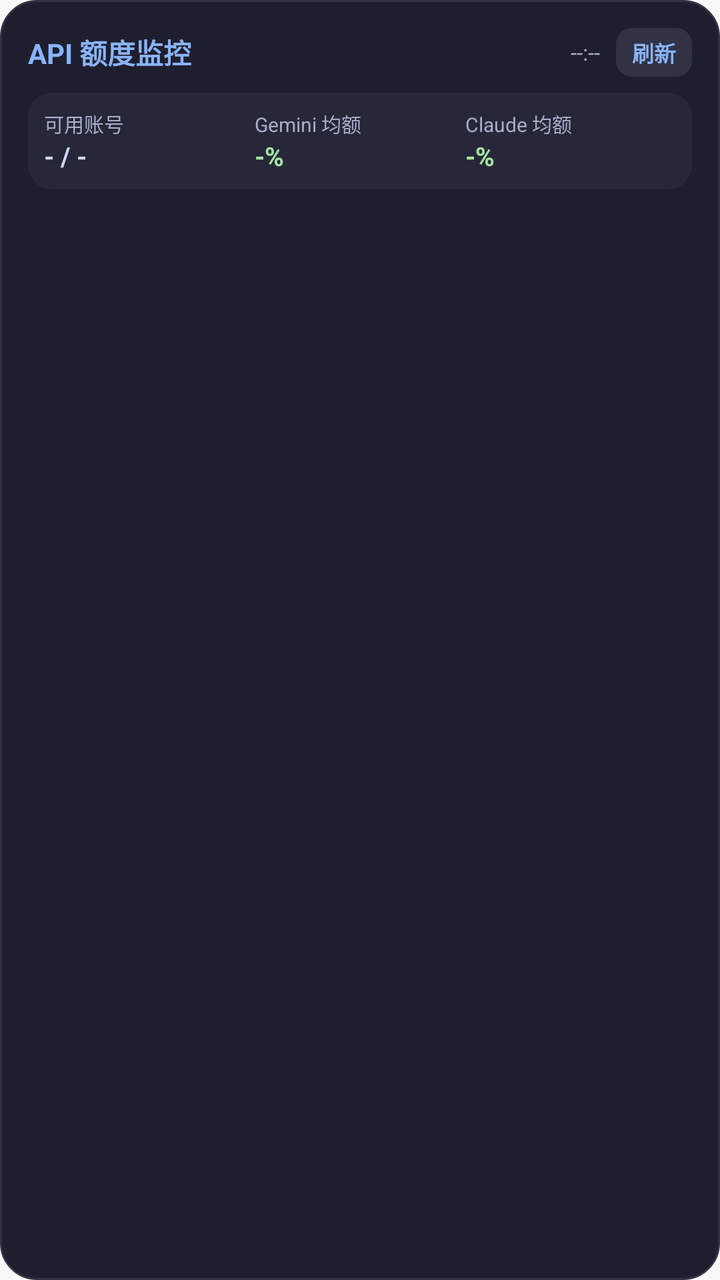
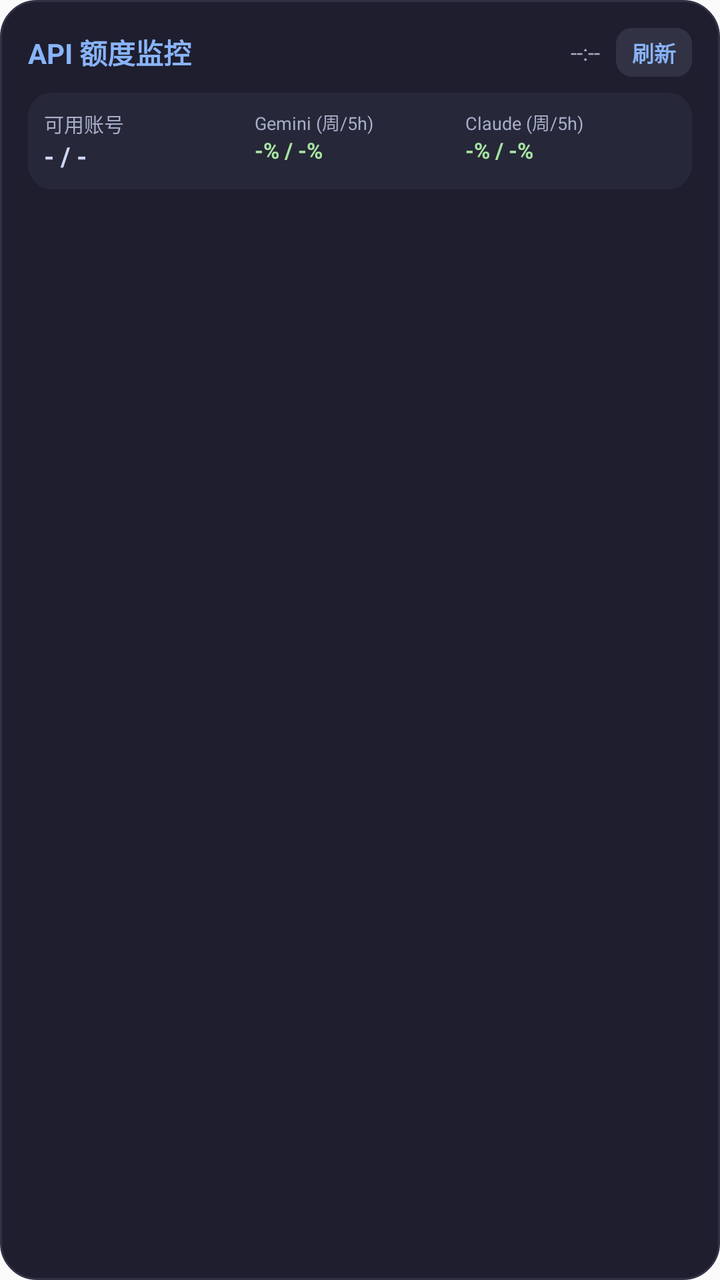

An Android layout rendered at two revisions. The XML below is the earlier revision; the diff shows what the commit changed to produce the second picture.
<!-- AndroidManifest.xml: application theme android:Theme.Material.Light.NoActionBar -->
<!-- res/layout/widget_layout.xml -->
<?xml version="1.0" encoding="utf-8"?>
<LinearLayout xmlns:android="http://schemas.android.com/apk/res/android"
    android:id="@+id/widget_root"
    android:layout_width="match_parent"
    android:layout_height="match_parent"
    android:background="@drawable/widget_bg"
    android:orientation="vertical"
    android:padding="14dp">

    
    <RelativeLayout
        android:id="@+id/widget_header"
        android:layout_width="match_parent"
        android:layout_height="wrap_content">

        <TextView
            android:id="@+id/widget_title"
            android:layout_width="wrap_content"
            android:layout_height="wrap_content"
            android:layout_alignParentStart="true"
            android:layout_centerVertical="true"
            android:text="API 额度监控"
            android:textColor="#89B4FA"
            android:textSize="14sp"
            android:textStyle="bold" />

        <LinearLayout
            android:layout_width="wrap_content"
            android:layout_height="wrap_content"
            android:layout_alignParentEnd="true"
            android:layout_centerVertical="true"
            android:gravity="center_vertical"
            android:orientation="horizontal">

            <TextView
                android:id="@+id/widget_time"
                android:layout_width="wrap_content"
                android:layout_height="wrap_content"
                android:layout_marginEnd="8dp"
                android:text="--:--"
                android:textColor="#A6ADC8"
                android:textSize="11sp" />

            <TextView
                android:id="@+id/widget_btn_refresh"
                android:layout_width="wrap_content"
                android:layout_height="wrap_content"
                android:background="@drawable/widget_refresh_bg"
                android:paddingStart="8dp"
                android:paddingTop="4dp"
                android:paddingEnd="8dp"
                android:paddingBottom="4dp"
                android:text="刷新"
                android:textColor="#89B4FA"
                android:textSize="11sp"
                android:textStyle="bold" />
        </LinearLayout>
    </RelativeLayout>

    
    <LinearLayout
        android:id="@+id/widget_summary_bar"
        android:layout_width="match_parent"
        android:layout_height="wrap_content"
        android:layout_marginTop="8dp"
        android:background="@drawable/widget_item_bg"
        android:orientation="horizontal"
        android:padding="8dp">

        <LinearLayout
            android:layout_width="0dp"
            android:layout_height="wrap_content"
            android:layout_weight="1"
            android:orientation="vertical">

            <TextView
                android:layout_width="wrap_content"
                android:layout_height="wrap_content"
                android:text="可用账号"
                android:textColor="#A6ADC8"
                android:textSize="10sp" />

            <TextView
                android:id="@+id/widget_total_accounts"
                android:layout_width="wrap_content"
                android:layout_height="wrap_content"
                android:text="- / -"
                android:textColor="#CDD6F4"
                android:textSize="13sp"
                android:textStyle="bold" />
        </LinearLayout>

        <LinearLayout
            android:layout_width="0dp"
            android:layout_height="wrap_content"
            android:layout_weight="1"
            android:orientation="vertical">

            <TextView
                android:layout_width="wrap_content"
                android:layout_height="wrap_content"
                android:text="Gemini 均额"
                android:textColor="#A6ADC8"
                android:textSize="10sp" />

            <TextView
                android:id="@+id/widget_gemini_total"
                android:layout_width="wrap_content"
                android:layout_height="wrap_content"
                android:text="-%"
                android:textColor="#A6E3A1"
                android:textSize="13sp"
                android:textStyle="bold" />
        </LinearLayout>

        <LinearLayout
            android:layout_width="0dp"
            android:layout_height="wrap_content"
            android:layout_weight="1"
            android:orientation="vertical">

            <TextView
                android:layout_width="wrap_content"
                android:layout_height="wrap_content"
                android:text="Claude 均额"
                android:textColor="#A6ADC8"
                android:textSize="10sp" />

            <TextView
                android:id="@+id/widget_claude_total"
                android:layout_width="wrap_content"
                android:layout_height="wrap_content"
                android:text="-%"
                android:textColor="#A6E3A1"
                android:textSize="13sp"
                android:textStyle="bold" />
        </LinearLayout>
    </LinearLayout>

    
    <ListView
        android:id="@+id/widget_account_list"
        android:layout_width="match_parent"
        android:layout_height="0dp"
        android:layout_marginTop="8dp"
        android:layout_weight="1"
        android:divider="@null"
        android:dividerHeight="6dp"
        android:scrollbars="vertical" />

    <TextView
        android:id="@+id/widget_empty_hint"
        android:layout_width="match_parent"
        android:layout_height="0dp"
        android:layout_weight="1"
        android:gravity="center"
        android:text="点击进入 App 配置或刷新"
        android:textColor="#6C7086"
        android:textSize="12sp"
        android:visibility="gone" />

</LinearLayout>
<!-- resources referenced by this layout -->
<resources>
  <!-- drawable widget_bg (drawable) -->
  <?xml version="1.0" encoding="utf-8"?>
  <shape xmlns:android="http://schemas.android.com/apk/res/android">
      <solid android:color="#1E1E2E" />
      <corners android:radius="18dp" />
      <stroke android:width="1dp" android:color="#313244" />
  </shape>
  <!-- drawable widget_item_bg (drawable) -->
  <?xml version="1.0" encoding="utf-8"?>
  <shape xmlns:android="http://schemas.android.com/apk/res/android">
      <solid android:color="#262738" />
      <corners android:radius="12dp" />
  </shape>
  <!-- drawable widget_refresh_bg (drawable) -->
  <?xml version="1.0" encoding="utf-8"?>
  <shape xmlns:android="http://schemas.android.com/apk/res/android">
      <solid android:color="#313244" />
      <corners android:radius="8dp" />
  </shape>
</resources>

<!-- the commit's change to res/layout/widget_layout.xml (unified diff, before → after) -->
@@ -99,17 +99,17 @@
             <TextView
                 android:layout_width="wrap_content"
                 android:layout_height="wrap_content"
-                android:text="Gemini 均额"
+                android:text="Gemini (周/5h)"
                 android:textColor="#A6ADC8"
-                android:textSize="10sp" />
+                android:textSize="9sp" />
 
             <TextView
                 android:id="@+id/widget_gemini_total"
                 android:layout_width="wrap_content"
                 android:layout_height="wrap_content"
-                android:text="-%"
+                android:text="-% / -%"
                 android:textColor="#A6E3A1"
-                android:textSize="13sp"
+                android:textSize="11sp"
                 android:textStyle="bold" />
         </LinearLayout>
 
@@ -122,17 +122,17 @@
             <TextView
                 android:layout_width="wrap_content"
                 android:layout_height="wrap_content"
-                android:text="Claude 均额"
+                android:text="Claude (周/5h)"
                 android:textColor="#A6ADC8"
-                android:textSize="10sp" />
+                android:textSize="9sp" />
 
             <TextView
                 android:id="@+id/widget_claude_total"
                 android:layout_width="wrap_content"
                 android:layout_height="wrap_content"
-                android:text="-%"
+                android:text="-% / -%"
                 android:textColor="#A6E3A1"
-                android:textSize="13sp"
+                android:textSize="11sp"
                 android:textStyle="bold" />
         </LinearLayout>
     </LinearLayout>
